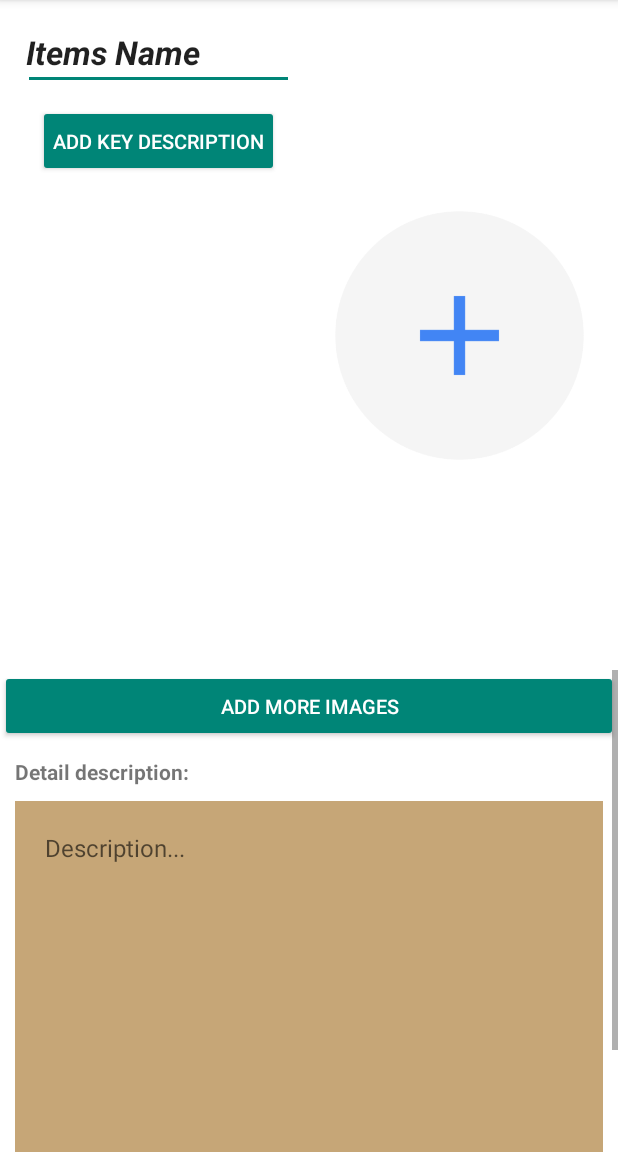
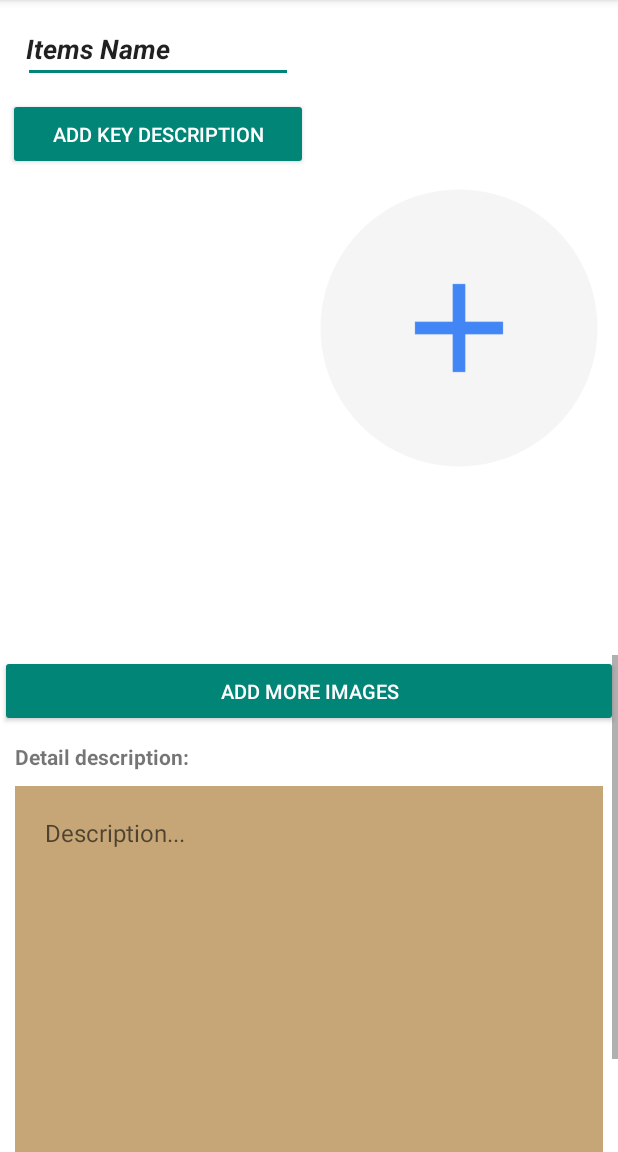
Before and after one commit to chewenkai/NFC-inventory, an Android app: the fragment ItemDetailFrag shown on its own in the app's theme, on a phone screen of 412 x 824 dp, the part 84-1236 px from its top. Run offline under Robolectric (Android 15) with nearby library versions, the phone set to English and light mode, and no system bars; our stand-ins replace Picasso; libraries missing offline, so code that uses them is left out: at.markushi.ui, com.nbsp.materialfilepicker, org.greenrobot.greendao; plain views replace CircleButton.

Commit message:
1.center insider

```diff
--- a/app/src/main/java/com/kevin/rfidmanager/Utils/ConstantManager.java
+++ b/app/src/main/java/com/kevin/rfidmanager/Utils/ConstantManager.java
@@ -24,7 +24,8 @@ public class ConstantManager {
     // General
     public static int DEFAULT_IMAGE_WIDTH = 300;
     public static int DEFAULT_IMAGE_HEIGHT = 300;
-    public static int MAIN_IMAGE_WIDTH_DP = 250;
+    public static int MAIN_IMAGE_WIDTH_DP = 300;
+    public static int MAIN_IMAGE_HEIGHT_DP = 400;
     public static int DEFAULT_IMAGE_WIDTH_DP = 120;
     public static int DEFAULT_IMAGE_HEIGHT_DP = 120;
 
--- a/app/src/main/res/layout/item_add_layout.xml
+++ b/app/src/main/res/layout/item_add_layout.xml
@@ -1,19 +1,19 @@
 <?xml version="1.0" encoding="utf-8"?>
 <RelativeLayout xmlns:android="http://schemas.android.com/apk/res/android"
+    xmlns:app="http://schemas.android.com/apk/res-auto"
     android:layout_width="match_parent"
     android:layout_height="match_parent"
-    xmlns:app="http://schemas.android.com/apk/res-auto"
     android:background="@color/white"
     android:orientation="vertical">
 
     <LinearLayout
         android:layout_width="match_parent"
         android:layout_height="match_parent"
-        android:orientation="vertical"
+        android:layout_alignParentLeft="true"
+        android:layout_alignParentStart="true"
+        android:layout_alignParentTop="true"
         android:background="@color/white"
-        android:layout_alignParentTop="true"
-        android:layout_alignParentLeft="true"
-        android:layout_alignParentStart="true">
+        android:orientation="vertical">
 
         <RelativeLayout
             android:layout_width="match_parent"
@@ -21,92 +21,82 @@
             android:layout_weight="1"
             android:orientation="vertical">
 
-            <LinearLayout
+            <RelativeLayout
                 android:layout_width="match_parent"
                 android:layout_height="wrap_content"
-                android:orientation="horizontal"
+                android:paddingEnd="5dp"
                 android:paddingLeft="5dp"
-                android:paddingStart="5dp"
                 android:paddingRight="5dp"
-                android:paddingEnd="5dp">
+                android:paddingStart="5dp">
 
                 <LinearLayout
-                    android:layout_width="wrap_content"
+                    android:id="@+id/layout_linear_item_name_des"
+                    android:layout_width="200dp"
                     android:layout_height="wrap_content"
-                    android:layout_weight="1"
                     android:orientation="vertical">
 
                     <EditText
                         android:id="@+id/item_name"
                         android:layout_width="match_parent"
                         android:layout_height="wrap_content"
+                        android:layout_margin="10dp"
                         android:gravity="start"
+                        android:nextFocusLeft="@id/item_name"
+                        android:nextFocusUp="@id/item_name"
+                        android:paddingEnd="2dp"
                         android:paddingLeft="2dp"
+                        android:paddingRight="2dp"
                         android:paddingStart="2dp"
-                        android:paddingRight="2dp"
-                        android:paddingEnd="2dp"
-                        android:layout_margin="10dp"
-                        android:nextFocusUp="@id/item_name"
-                        android:nextFocusLeft="@id/item_name"
                         android:text="@string/items_name"
-                        android:textAppearance="?android:attr/textAppearanceLarge"
                         android:textStyle="italic|bold" />
 
                     <TextView
                         android:id="@+id/textview_item_name"
                         android:layout_width="match_parent"
                         android:layout_height="wrap_content"
+                        android:layout_margin="10dp"
                         android:gravity="start"
                         android:paddingLeft="2dp"
                         android:paddingRight="2dp"
-                        android:layout_margin="10dp"
                         android:text="@string/items_name"
-                        android:textAppearance="?android:attr/textAppearanceLarge"
                         android:textStyle="italic|bold"
                         android:visibility="gone" />
 
                     <ListView
                         android:id="@+id/listview_item_key_des"
                         android:layout_width="wrap_content"
-                        android:background="@color/white"
                         android:layout_height="0dp"
                         android:layout_weight="1"
+                        android:background="@color/white"
                         android:divider="@null"
                         android:dividerHeight="0dp" />
 
                     <Button
                         android:id="@+id/button_add_item_key_des"
-                        android:layout_width="wrap_content"
+                        style="@style/Base.Widget.AppCompat.Button.Colored"
+                        android:layout_width="match_parent"
                         android:layout_height="wrap_content"
                         android:layout_gravity="center"
-                        style="@style/Base.Widget.AppCompat.Button.Colored"
                         android:gravity="center"
                         android:padding="10dp"
-                        android:textSize="13sp"
                         android:text="@string/add_key_description"
-                        android:textColor="@color/white" />
+                        android:textColor="@color/white"
+                        android:textSize="13sp" />
                 </LinearLayout>
 
-                <FrameLayout xmlns:android="http://schemas.android.com/apk/res/android"
+                <ImageView
+                    android:id="@+id/iamgeview_main_image"
                     android:layout_width="wrap_content"
                     android:layout_height="wrap_content"
-                    android:layout_gravity="center"
-                    android:layout_margin="10dp"
-                    android:layout_weight="1"
-                    android:clickable="true"
-                    android:padding="0dp">
+                    android:layout_alignParentRight="true"
+                    android:layout_alignParentEnd="true"
+                    android:layout_toRightOf="@+id/layout_linear_item_name_des"
+                    android:layout_toEndOf="@+id/layout_linear_item_name_des"
+                    android:layout_gravity="center_vertical"
+                    android:scaleType="centerInside"
+                    android:src="@drawable/add_image" />
 
-                    <ImageView
-                        android:id="@+id/iamgeview_main_image"
-                        android:layout_width="wrap_content"
-                        android:layout_height="wrap_content"
-                        android:layout_gravity="center_vertical"
-                        android:scaleType="centerInside"
-                        android:src="@drawable/add_image" />
-
-                </FrameLayout>
-
-            </LinearLayout>
+            </RelativeLayout>
         </RelativeLayout>
 
         <ScrollView
@@ -158,8 +148,8 @@
                     android:layout_width="match_parent"
                     android:layout_height="wrap_content"
                     android:layout_marginBottom="10dp"
+                    android:layout_marginEnd="10dp"
                     android:layout_marginStart="10dp"
-                    android:layout_marginEnd="10dp"
                     android:background="@color/paper_color"
                     android:gravity="top|start"
                     android:hint="@string/description"
@@ -171,12 +161,12 @@
                     android:layout_width="50dp"
                     android:layout_height="50dp"
                     android:layout_gravity="end"
+                    android:layout_marginBottom="10dp"
+                    android:layout_marginLeft="20dp"
                     android:layout_marginRight="20dp"
-                    android:layout_marginLeft="20dp"
-                    android:layout_marginBottom="10dp"
                     android:src="@drawable/save"
                     app:cb_color="@color/colorAccent"
-                    app:cb_pressedRingWidth="8dip"/>
+                    app:cb_pressedRingWidth="8dip" />
 
             </LinearLayout>
 
```
